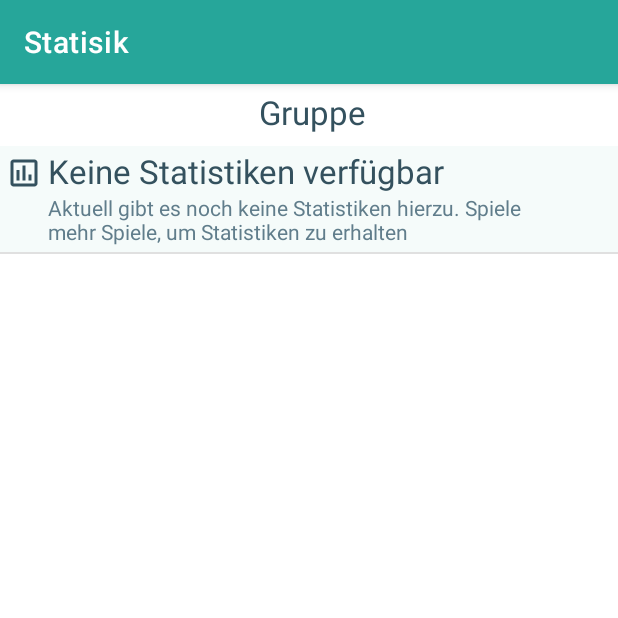
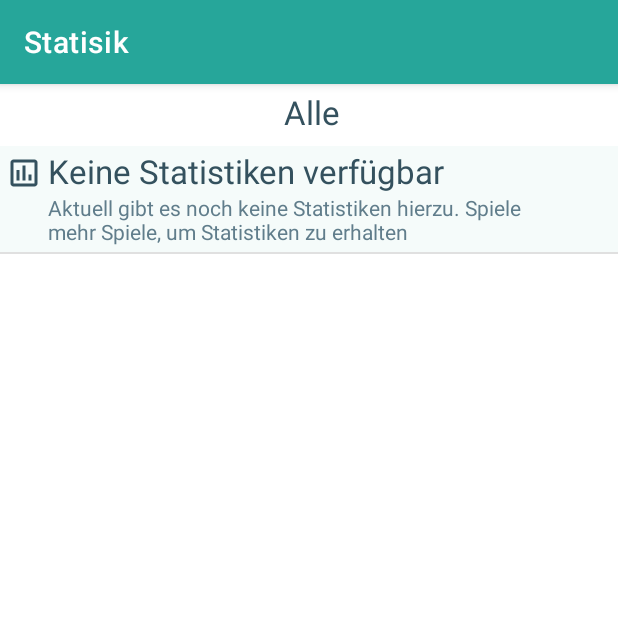
Before and after one commit to tim-seidel/Doppelkopf, an Android app: the SessionStatisticFragment screen opened through its navigation route, on a phone screen of 412 x 824 dp, the top half of it. Run offline under Robolectric (Android 15) with nearby library versions, the phone set to English and light mode, and no system bars; our stand-ins replace Firebase (no records; nobody signed in at launch, a user with empty details on screens opened directly), navigation-ui; 3 statements that could not run were skipped.

Commit message:
Text changes

```diff
--- a/app/src/main/java/de/timseidel/doppelkopf/ui/finances/FinancesViewModel.kt
+++ b/app/src/main/java/de/timseidel/doppelkopf/ui/finances/FinancesViewModel.kt
@@ -7,7 +7,7 @@ import androidx.lifecycle.ViewModel
 class FinancesViewModel : ViewModel() {
 
     private val _text = MutableLiveData<String>().apply {
-        value = "This is dashboard Fragment"
+        value = "Chronisch pleite"
     }
     val text: LiveData<String> = _text
 }
--- a/app/src/main/java/de/timseidel/doppelkopf/ui/session/statistic/SessionStatisticFragment.kt
+++ b/app/src/main/java/de/timseidel/doppelkopf/ui/session/statistic/SessionStatisticFragment.kt
@@ -71,7 +71,7 @@ class SessionStatisticFragment : Fragment() {
         })
 
         val playerDefaultGroupStatisticPlaceholder =
-            Player(defaultSessionStatsPlayerPlaceholderId, "Gruppe")
+            Player(defaultSessionStatsPlayerPlaceholderId, "Alle")
         val players = DokoShortAccess.getPlayerCtrl().getPlayers().toMutableList()
         players.add(0, playerDefaultGroupStatisticPlaceholder)
         binding.headerStatisticPlayerSelect.setPlayers(players)
```
Also changed, not shown: app/src/main/java/de/timseidel/doppelkopf/ui/session/statistic/provider/PlayerStatisticViewsProvider.kt (+10 -9 lines).
